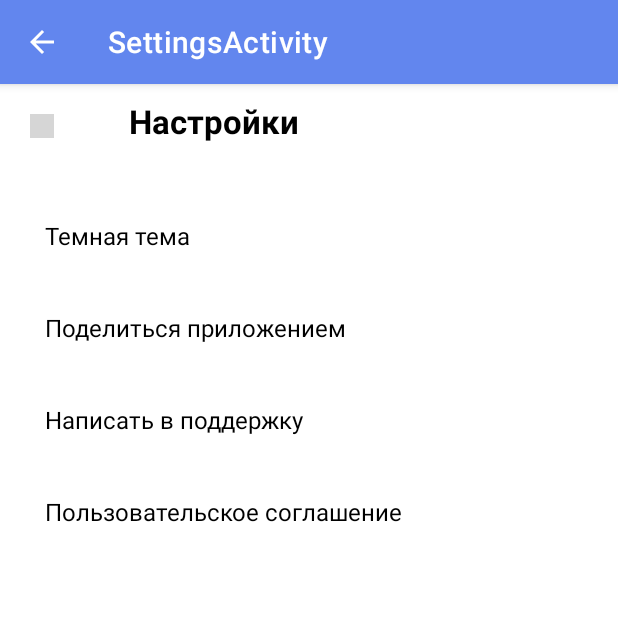
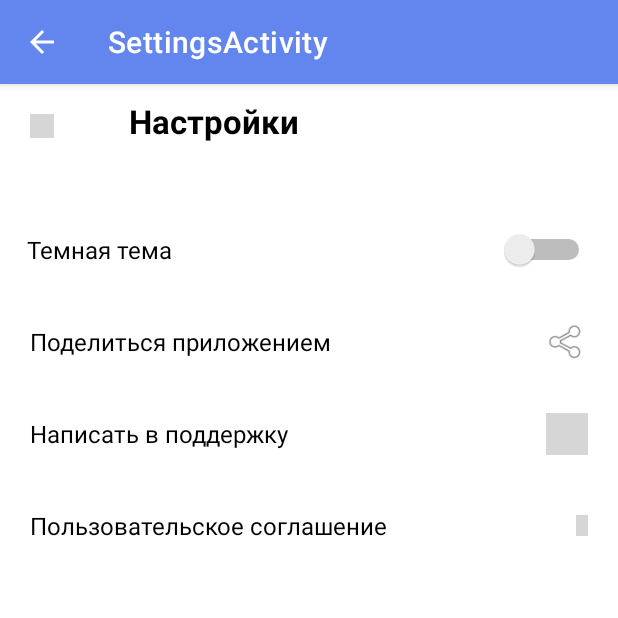
Before and after one commit to AlexMargina/PlaylistMaker, an Android app: the SettingsActivity screen opened directly, with no data from a screen before it, on a phone screen of 412 x 824 dp, the top half of it. Run offline under Robolectric (Android 15) with nearby library versions, the phone set to English and light mode, and no system bars; our stand-ins replace androidx.preference; 1 statement that could not run was skipped; grey boxes are pictures that could not be loaded.

Commit message:
Interface is drawn

```diff
--- a/app/src/main/res/layout/activity_main.xml
+++ b/app/src/main/res/layout/activity_main.xml
@@ -1,6 +1,7 @@
 <?xml version="1.0" encoding="utf-8"?>
 <LinearLayout xmlns:android="http://schemas.android.com/apk/res/android"
     xmlns:app="http://schemas.android.com/apk/res-auto"
+    xmlns:tools="http://schemas.android.com/tools"
     android:layout_width="match_parent"
     android:layout_height="match_parent"
     android:background="@color/background"
@@ -47,7 +48,8 @@
             app:icon="@drawable/search"
             app:iconGravity="textStart"
             app:iconPadding="0dp"
-            app:iconTintMode="multiply" />
+            app:iconTintMode="multiply"
+            tools:ignore="VisualLintButtonSize" />
 
         <Button
             style="?android:attr/buttonBarButtonStyle"
@@ -60,7 +62,8 @@
             app:cornerRadius="16dp"
             app:icon="@drawable/media"
             app:iconGravity="textStart"
-            app:iconTint="#000000" />
+            app:iconTint="#000000"
+            tools:ignore="VisualLintButtonSize" />
 
         <Button
             style="?android:attr/buttonBarButtonStyle"
@@ -73,7 +76,8 @@
             app:cornerRadius="16dp"
             app:icon="@drawable/setting"
             app:iconGravity="textStart"
-            app:iconTint="#000000" />
+            app:iconTint="#000000"
+            tools:ignore="VisualLintButtonSize" />
     </LinearLayout>
 
 </LinearLayout>
--- a/app/src/main/res/layout/settings_activity.xml
+++ b/app/src/main/res/layout/settings_activity.xml
@@ -1,9 +1,11 @@
 <LinearLayout xmlns:android="http://schemas.android.com/apk/res/android"
     xmlns:app="http://schemas.android.com/apk/res-auto"
+    xmlns:tools="http://schemas.android.com/tools"
     android:layout_width="match_parent"
     android:layout_height="match_parent"
     android:orientation="vertical">
 
+<!-- Первый контейнер: НАСТРОЙКИ -->
     <LinearLayout
         android:layout_width="match_parent"
         android:layout_height="80dp"
@@ -16,7 +18,8 @@
             android:layout_height="16dp"
             android:layout_gravity="top"
             android:layout_margin="20dp"
-            app:srcCompat="@drawable/back" />
+            app:srcCompat="@drawable/back"
+            android:contentDescription="@string/app_name" />
 
         <TextView
             android:layout_width="wrap_content"
@@ -36,6 +39,30 @@
         android:layout_height="match_parent"
         android:orientation="vertical">
 
+<!-- Второй контейнер: ТЕМНАЯ ТЕМА -->
+        <FrameLayout
+            android:layout_width="match_parent"
+            android:layout_height="61dp">
+
+            <Switch
+                android:id="@+id/switch_dark"
+                android:layout_width="match_parent"
+                android:layout_height="wrap_content"
+                android:layout_gravity="center_vertical|end"
+                android:layout_marginStart="18dp"
+                android:layout_marginEnd="15dp"
+                android:gravity="center|start"
+                android:showText="true"
+                android:switchTextAppearance="@style/TextAppearance.AppCompat.Large"
+                android:text="@string/dark_theme"
+                android:textOff="@string/whitespace"
+                android:textSize="16sp"
+                tools:ignore="TextSizeCheck,TouchTargetSizeCheck,UseSwitchCompatOrMaterialXml,VisualLintButtonSize" />
+
+
+        </FrameLayout>
+
+<!-- Третий контейнер: ПОДЕЛИТЬСЯ... -->
         <FrameLayout
             android:layout_width="match_parent"
             android:layout_height="61dp">
@@ -43,16 +70,29 @@
             <TextView
                 android:layout_width="wrap_content"
                 android:layout_height="wrap_content"
-                android:layout_gravity="start"
+                android:layout_gravity="center_vertical"
                 android:layout_marginStart="20dp"
                 android:gravity="center"
-                android:padding="10dp"
-                android:text="@string/dark_theme"
+                android:text="@string/share_app"
                 android:textColor="@color/black"
-                android:textSize="16sp"  />
+                android:textSize="16sp" />
+
+            <ImageButton
+                android:id="@+id/imageButton_share"
+                android:layout_width="28dp"
+                android:layout_height="28dp"
+                android:layout_gravity="end|center_vertical"
+                android:layout_marginVertical="5dp"
+                android:layout_marginEnd="20dp"
+                android:backgroundTint="@color/white"
+                android:contentDescription="@string/share_app"
+                android:foreground="@android:drawable/ic_menu_share"
+                android:tooltipText="@string/share_app"
+                tools:ignore="TouchTargetSizeCheck,ImageContrastCheck,DuplicateSpeakableTextCheck" />
 
         </FrameLayout>
 
+<!-- Четвертый контейнер: ТЕХПОДДЕРЖКА -->
         <FrameLayout
             android:layout_width="match_parent"
             android:layout_height="61dp">
@@ -60,16 +100,31 @@
             <TextView
                 android:layout_width="wrap_content"
                 android:layout_height="wrap_content"
-                android:layout_gravity="start"
+                android:layout_gravity="start|center_vertical"
                 android:layout_marginStart="20dp"
                 android:gravity="center"
-                android:padding="10dp"
-                android:text="@string/share_app"
+                android:text="@string/support"
                 android:textColor="@color/black"
-                android:textSize="16sp"  />
+                android:textSize="16sp"
+                tools:ignore="VisualLintOverlap" />
+
+            <ImageButton
+                android:id="@+id/imageButton_support"
+                style="@style/Widget.AppCompat.ImageButton"
+                android:layout_width="28dp"
+                android:layout_height="28dp"
+                android:layout_gravity="end|center_vertical"
+                android:layout_marginVertical="5dp"
+                android:layout_marginEnd="20dp"
+                android:backgroundTint="@color/white"
+                android:contentDescription="@string/support"
+                android:foreground="@drawable/support_girl"
+                android:tooltipText="@string/support"
+                tools:ignore="TouchTargetSizeCheck,DuplicateSpeakableTextCheck" />
 
         </FrameLayout>
 
+<!-- Пятый контейнер: СОГЛАШЕНИЕ -->
         <FrameLayout
             android:layout_width="match_parent"
             android:layout_height="61dp">
@@ -77,30 +132,26 @@
             <TextView
                 android:layout_width="wrap_content"
                 android:layout_height="wrap_content"
-                android:layout_gravity="start"
+                android:layout_gravity="center_vertical"
                 android:layout_marginStart="20dp"
                 android:gravity="center"
-                android:padding="10dp"
-                android:text="@string/support"
-                android:textColor="@color/black"
-                android:textSize="16sp"  />
-
-        </FrameLayout>
-
-        <FrameLayout
-            android:layout_width="match_parent"
-            android:layout_height="61dp">
-
-            <TextView
-                android:layout_width="wrap_content"
-                android:layout_height="wrap_content"
-                android:layout_gravity="start"
-                android:layout_marginStart="20dp"
-                android:gravity="center"
-                android:padding="10dp"
                 android:text="@string/agreement"
                 android:textColor="@color/black"
-                android:textSize="16sp"  />
+                android:textSize="16sp" />
+
+            <ImageButton
+                android:id="@+id/imageButton_forward"
+                style="@android:style/Widget.ImageButton"
+                android:layout_width="8dp"
+                android:layout_height="14dp"
+                android:layout_gravity="end|center_vertical"
+                android:layout_marginVertical="5dp"
+                android:layout_marginEnd="20dp"
+                android:backgroundTint="@color/white"
+                android:contentDescription="@string/agreement"
+                android:foreground="@drawable/forward"
+                android:tooltipText="@string/agreement"
+                tools:ignore="TouchTargetSizeCheck,DuplicateSpeakableTextCheck,ImageContrastCheck" />
 
         </FrameLayout>
 
--- /dev/null
+++ b/app/src/main/res/values-night/strings.xml
@@ -0,0 +1,4 @@
+<?xml version="1.0" encoding="utf-8"?>
+<resources>
+    <string name="whitespace">" "</string>
+</resources>
--- a/app/src/main/res/values/strings.xml
+++ b/app/src/main/res/values/strings.xml
@@ -3,12 +3,16 @@
     <string name="buton_search">Поиск</string>
     <string name="buton_media">Медиатека</string>
     <string name="buton_settings">Настройки</string>
-    <string name="title_activity_settings">SettingsActivity</string>
     <string name="dark_theme">Темная тема</string>
+    <string name="share_app">Поделиться приложением</string>
+    <string name="support">Написать в поддержку</string>
+    <string name="agreement">Пользовательское соглашение</string>
+    <string name="whitespace"> </string>
 
     <!-- Preference Titles -->
     <string name="messages_header">Messages</string>
     <string name="sync_header">Sync</string>
+    <string name="title_activity_settings">SettingsActivity</string>
 
     <!-- Messages Preferences -->
     <string name="signature_title">Your signature</string>
@@ -19,8 +23,6 @@
     <string name="attachment_title">Download incoming attachments</string>
     <string name="attachment_summary_on">Automatically download attachments for incoming emails</string>
     <string name="attachment_summary_off">Only download attachments when manually requested</string>
-    <string name="share_app">Поделиться приложением</string>
-    <string name="support">Написать в поддержку</string>
-    <string name="agreement">Пользовательское соглашение</string>
+
 
 </resources>
```
Also changed, not shown: 1 other file.
